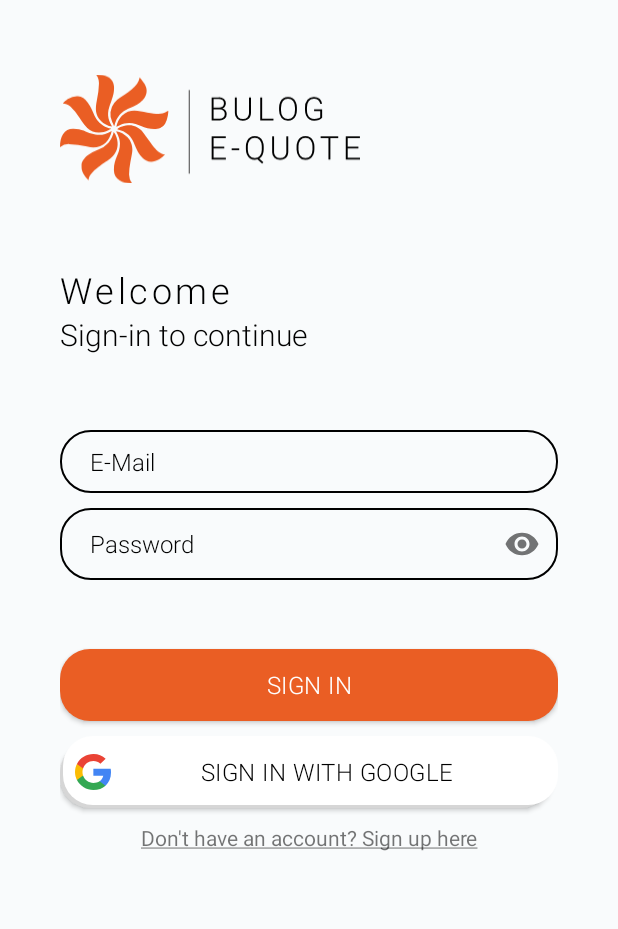
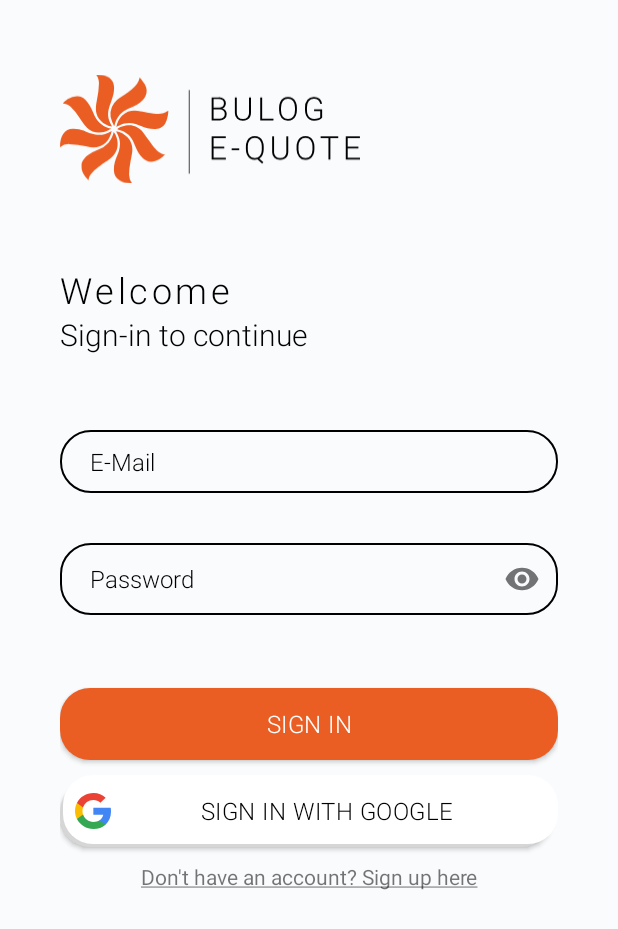
Before and after one commit to Chillrend/equote, an Android app: the screen it shows after launch (AuthActivity), on a phone screen of 412 x 824 dp. Shown: the top 929 px of the screen. Run offline under Robolectric (Android 15) with nearby library versions, the phone set to English and light mode, and no system bars; libraries missing offline, so code that uses them is left out: es.dmoral.toasty.

Commit message:
Login module is now done

```diff
--- a/app/build.gradle
+++ b/app/build.gradle
@@ -31,6 +31,7 @@ dependencies {
 
     implementation 'com.facebook.shimmer:shimmer:0.5.0'
     implementation 'com.airbnb.android:lottie:3.1.0'
+    implementation 'com.github.GrenderG:Toasty:1.4.2'
 
     implementation 'com.google.android.material:material:1.1.0'
 
--- /dev/null
+++ b/app/src/main/java/com/bulog/equote/utils/ApiService.java
@@ -0,0 +1,13 @@
+package com.bulog.equote.utils;
+
+import com.google.gson.JsonObject;
+import retrofit2.Call;
+import retrofit2.http.Field;
+import retrofit2.http.FormUrlEncoded;
+import retrofit2.http.POST;
+
+public interface ApiService {
+    @FormUrlEncoded
+    @POST("login")
+    Call<JsonObject> login(@Field("email") String email, @Field("password") String password);
+}
--- /dev/null
+++ b/app/src/main/java/com/bulog/equote/utils/SPService.java
@@ -0,0 +1,34 @@
+package com.bulog.equote.utils;
+
+import android.content.Context;
+import android.content.SharedPreferences;
+import com.google.gson.Gson;
+
+public class SPService {
+    private static final String USER_SP = "USER_SHARED_PREFERENCES";
+
+    private static final String USER_STRING = "user";
+
+    private Context ctx;
+    private SharedPreferences user;
+    private Gson gson = new Gson();
+
+    public SPService(Context ctx){
+        this.ctx = ctx;
+        user = ctx.getSharedPreferences(USER_SP, Context.MODE_PRIVATE);
+    }
+
+    public Boolean isUserLoggedIn(){
+        return user.contains(USER_STRING);
+    }
+
+    //TODO: Bikin pojo isi user detail, ganti String disini ke JSON
+    public String getTokenFromSp(){
+        return user.getString(USER_STRING, null);
+    }
+
+    //TODO: Set JSON to SP
+    public void setUserToSp(String obj){
+        user.edit().putString(USER_STRING, obj).apply();
+    }
+}
--- a/app/src/main/res/layout/login_fragment.xml
+++ b/app/src/main/res/layout/login_fragment.xml
@@ -44,6 +44,9 @@
         android:layout_marginTop="@dimen/spacing_super_large"
         app:layout_constraintTop_toBottomOf="@id/greetingsSignIn"
         app:layout_constraintStart_toStartOf="parent"
+        app:errorEnabled="true"
+        app:errorTextAppearance="@style/GeneralFormErrorText"
+        app:errorIconTint="@color/errorRed"
         style="@style/TextInputLayoutLoginForm"
         >
         <com.google.android.material.textfield.TextInputEditText
@@ -70,6 +73,8 @@
         app:passwordToggleDrawable="@drawable/selector_password_v_toggler"
         app:passwordToggleEnabled="true"
         app:errorEnabled="true"
+        app:errorTextAppearance="@style/GeneralFormErrorText"
+        app:errorIconTint="@color/errorRed"
         style="@style/TextInputLayoutLoginForm"
         >
         <com.google.android.material.textfield.TextInputEditText
--- a/app/src/main/res/values/colors.xml
+++ b/app/src/main/res/values/colors.xml
@@ -4,4 +4,5 @@
     <color name="colorPrimaryDark">#73A1B9</color>
     <color name="colorAccent">#EA5E24</color>
     <color name="black">#000000</color>
+    <color name="errorRed">#CC0000</color>
 </resources>
--- a/app/src/main/res/values/strings.xml
+++ b/app/src/main/res/values/strings.xml
@@ -10,4 +10,7 @@
     <string name="sign_up_here"><u>Don\'t have an account? Sign up here</u></string>
     <string name="please_fill_in_your_details">Please fill in your details</string>
     <string name="full_name">Full Name</string>
+    <string name="wrong_email_or_password">Wrong Email or Password</string>
+    <string name="email_cannot_be_empty">Email cannot be empty</string>
+    <string name="password_cannot_be_empty">Password cannot be empty</string>
 </resources>
--- a/app/src/main/res/values/styles.xml
+++ b/app/src/main/res/values/styles.xml
@@ -71,6 +71,12 @@
         <item name="android:textSize">@dimen/par</item>
     </style>
 
+    <style name="GeneralFormErrorText">
+        <item name="android:color">@color/errorRed</item>
+        <item name="android:fontFamily">sans-serif-thin</item>
+        <item name="android:textSize">@dimen/par</item>
+    </style>
+
     <style name="Par_Light">
         <item name="android:color">#000</item>
         <item name="android:fontFamily">sans-serif-light</item>
--- /dev/null
+++ b/app/src/main/res/xml/network_sec_config.xml
@@ -0,0 +1,6 @@
+<?xml version="1.0" encoding="utf-8"?>
+<network-security-config>
+    <domain-config cleartextTrafficPermitted="true">
+        <domain includeSubdomains="true">prokhus.southeastasia.cloudapp.azure.com</domain>
+    </domain-config>
+</network-security-config>
--- a/build.gradle
+++ b/build.gradle
@@ -18,6 +18,7 @@ allprojects {
     repositories {
         google()
         jcenter()
+        maven{ url"https://jitpack.io" }
 
     }
 }
```
Also changed, not shown: app/src/main/AndroidManifest.xml (+10 -3 lines), app/src/main/java/com/bulog/equote/MainActivity.java (added, +26 -0 lines), app/src/main/java/com/bulog/equote/fragments/FragmentLogin.java (+56 -0 lines), app/src/main/java/com/bulog/equote/utils/ApiCall.java (added, +25 -0 lines), app/src/main/res/layout/activity_main.xml (added, +18 -0 lines).
